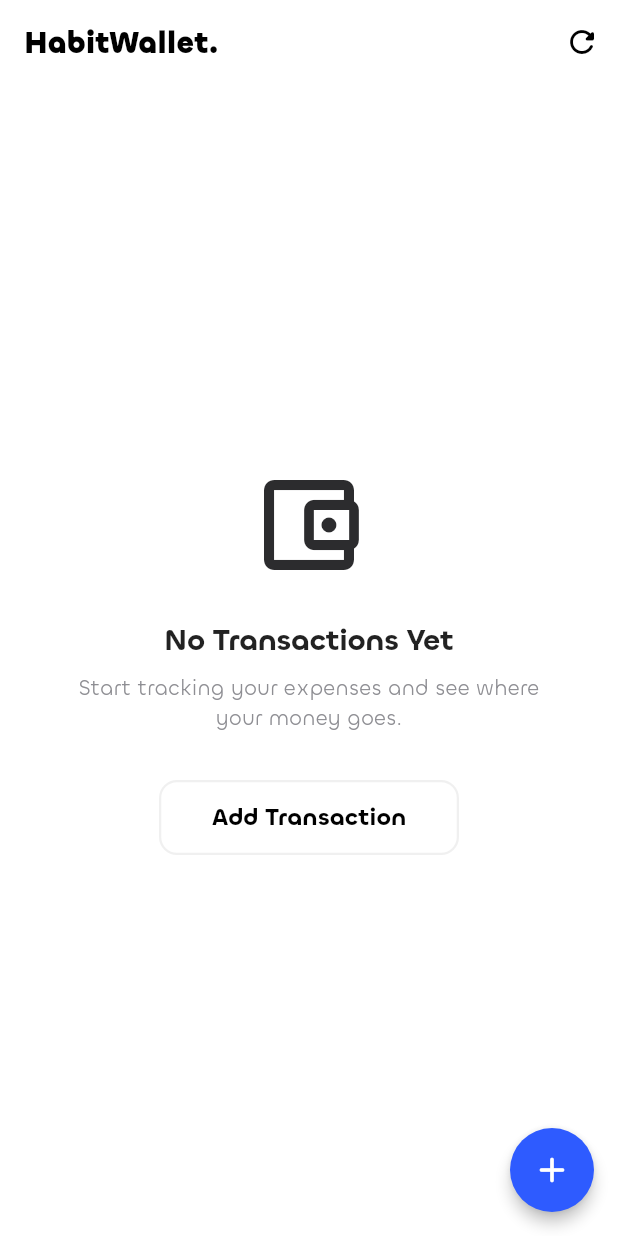
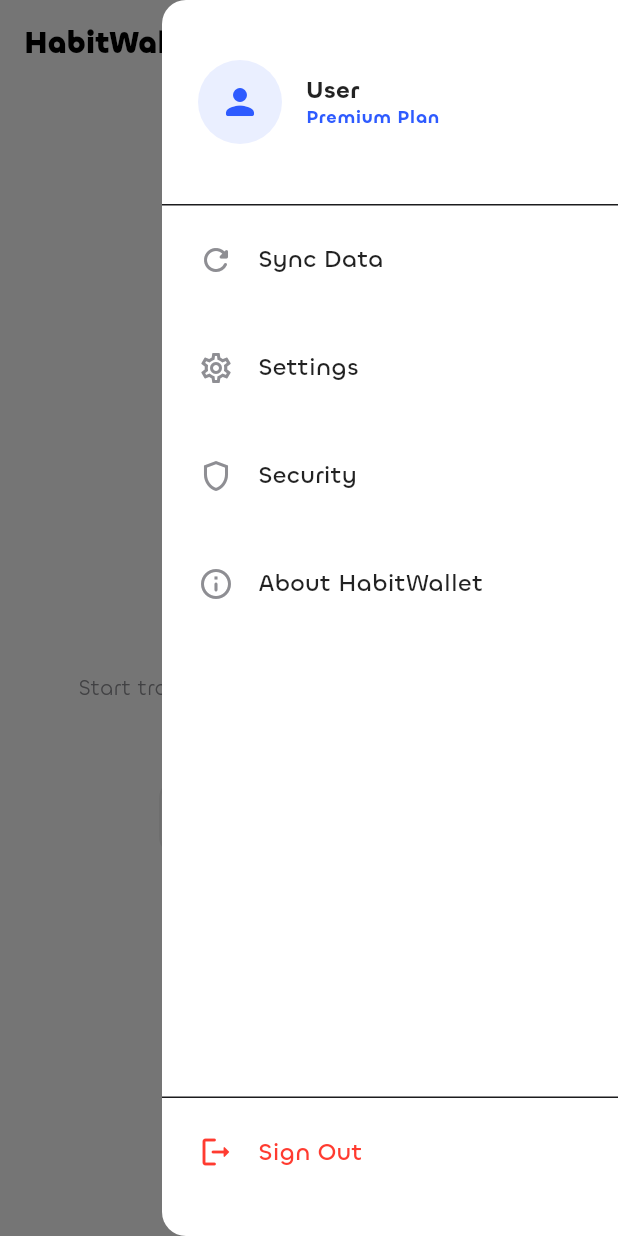
Before and after one commit to r4khul/habitwallet, a Flutter app: the TransactionsPage screen opened by its route, with the side drawer open (before the commit the screen has no drawer), on a phone screen of 412 x 824 dp. Run offline on Flutter 3.47's test engine with Material 3 defaults, Android fonts, the phone set to English and light mode, and no system bars; our stand-ins replace drift, flutter_riverpod, flutter_secure_storage, freezed_annotation, go_router, riverpod_annotation; accounts and stored records are empty; generated files the repository leaves out were written again.

Commit message:
feat: add menu drawer to the app

```diff
--- a/lib/features/transactions/presentation/transactions_page.dart
+++ b/lib/features/transactions/presentation/transactions_page.dart
@@ -19,13 +19,16 @@
       appBar: AppBar(
         title: const Text('HabitWallet.'),
         actions: [
-          IconButton(
-            onPressed: () =>
-                ref.read(transactionControllerProvider.notifier).refresh(),
-            icon: const Icon(Icons.refresh_rounded),
+          Builder(
+            builder: (context) => IconButton(
+              onPressed: () => Scaffold.of(context).openEndDrawer(),
+              icon: const Icon(Icons.menu_rounded),
+              tooltip: 'Menu',
+            ),
           ),
         ],
       ),
+      endDrawer: const _AppDrawer(),
       body: transactionsAsync.when(
         data: (transactions) {
           if (transactions.isEmpty) {
@@ -307,3 +310,134 @@
     );
   }
 }
+
+class _AppDrawer extends ConsumerWidget {
+  const _AppDrawer();
+
+  @override
+  Widget build(BuildContext context, WidgetRef ref) {
+    return Drawer(
+      backgroundColor: Theme.of(context).scaffoldBackgroundColor,
+      child: SafeArea(
+        child: Column(
+          children: [
+            const SizedBox(height: 40),
+            // Header
+            Padding(
+              padding: const EdgeInsets.symmetric(horizontal: 24.0),
+              child: Row(
+                children: [
+                  Container(
+                    width: 56,
+                    height: 56,
+                    decoration: BoxDecoration(
+                      color: AppColors.primary.withValues(alpha: 0.1),
+                      shape: BoxShape.circle,
+                    ),
+                    child: const Icon(
+                      Icons.person_rounded,
+                      color: AppColors.primary,
+                      size: 28,
+                    ),
+                  ),
+                  const SizedBox(width: 16),
+                  Expanded(
+                    child: Column(
+                      crossAxisAlignment: CrossAxisAlignment.start,
+                      children: [
+                        Text(
+                          'User',
+                          style: Theme.of(context).textTheme.titleLarge,
+                        ),
+                        Text(
+                          'Premium Plan',
+                          style: Theme.of(context).textTheme.bodySmall
+                              ?.copyWith(
+                                color: AppColors.primary,
+                                fontWeight: FontWeight.w600,
+                              ),
+                        ),
+                      ],
+                    ),
+                  ),
+                ],
+              ),
+            ),
+            const SizedBox(height: 40),
+            const Divider(height: 1, color: AppColors.grey900),
+
+            // Menu Items
+            _DrawerItem(
+              icon: Icons.refresh_rounded,
+              label: 'Sync Data',
+              onTap: () {
+                ref.read(transactionControllerProvider.notifier).refresh();
+                Navigator.pop(context);
+              },
+            ),
+            _DrawerItem(
+              icon: Icons.settings_outlined,
+              label: 'Settings',
+              onTap: () {},
+            ),
+            _DrawerItem(
+              icon: Icons.shield_outlined,
+              label: 'Security',
+              onTap: () {},
+            ),
+            _DrawerItem(
+              icon: Icons.info_outline_rounded,
+              label: 'About HabitWallet',
+              onTap: () {},
+            ),
+
+            const Spacer(),
+
+            // Logout
+            const Divider(height: 1, color: AppColors.grey900),
+            _DrawerItem(
+              icon: Icons.logout_rounded,
+              label: 'Sign Out',
+              color: AppColors.error,
+              onTap: () {
+                // Implement logout logic via authController if needed
+                Navigator.pop(context);
+              },
+            ),
+            const SizedBox(height: 20),
+          ],
+        ),
+      ),
+    );
+  }
+}
+
+class _DrawerItem extends StatelessWidget {
+  final IconData icon;
+  final String label;
+  final VoidCallback onTap;
+  final Color? color;
+
+  const _DrawerItem({
+    required this.icon,
+    required this.label,
+    required this.onTap,
+    this.color,
+  });
+
+  @override
+  Widget build(BuildContext context) {
+    return ListTile(
+      onTap: onTap,
+      contentPadding: const EdgeInsets.symmetric(horizontal: 24, vertical: 8),
+      leading: Icon(icon, color: color ?? AppColors.grey500, size: 24),
+      title: Text(
+        label,
+        style: Theme.of(context).textTheme.bodyLarge?.copyWith(
+          color: color ?? Theme.of(context).textTheme.bodyLarge?.color,
+          fontWeight: FontWeight.w500,
+        ),
+      ),
+    );
+  }
+}
```
